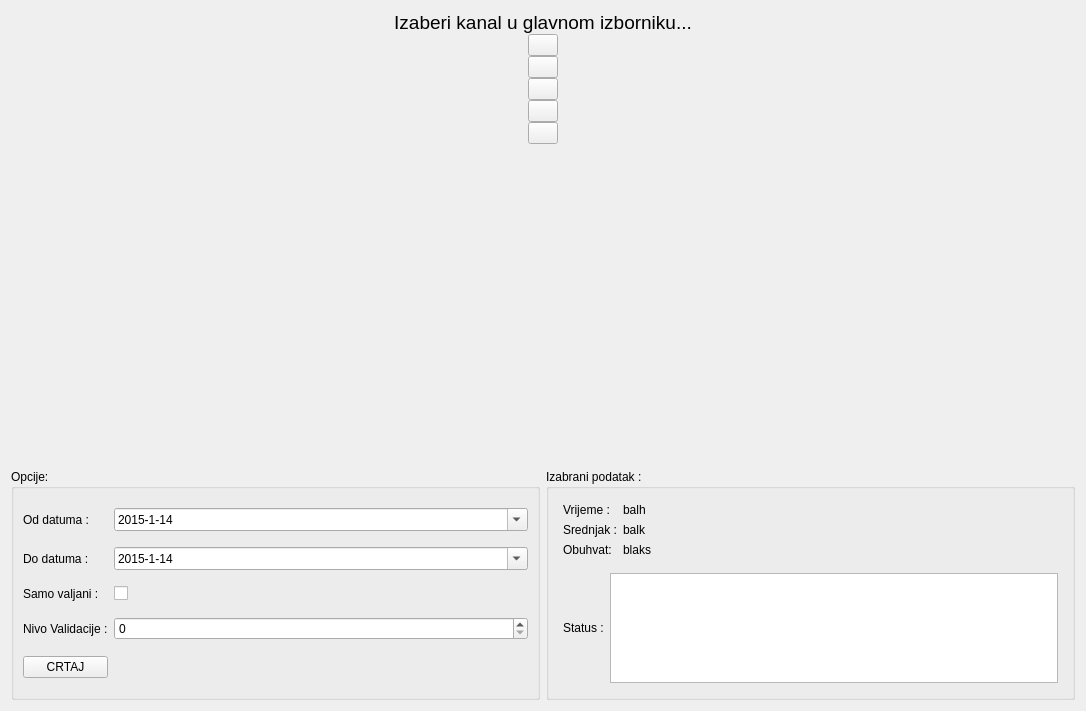
Above: app/view/ui_files/visednevni_prikaz.ui from kluksa/kontrola-podataka before the change. Below: the same form after it.
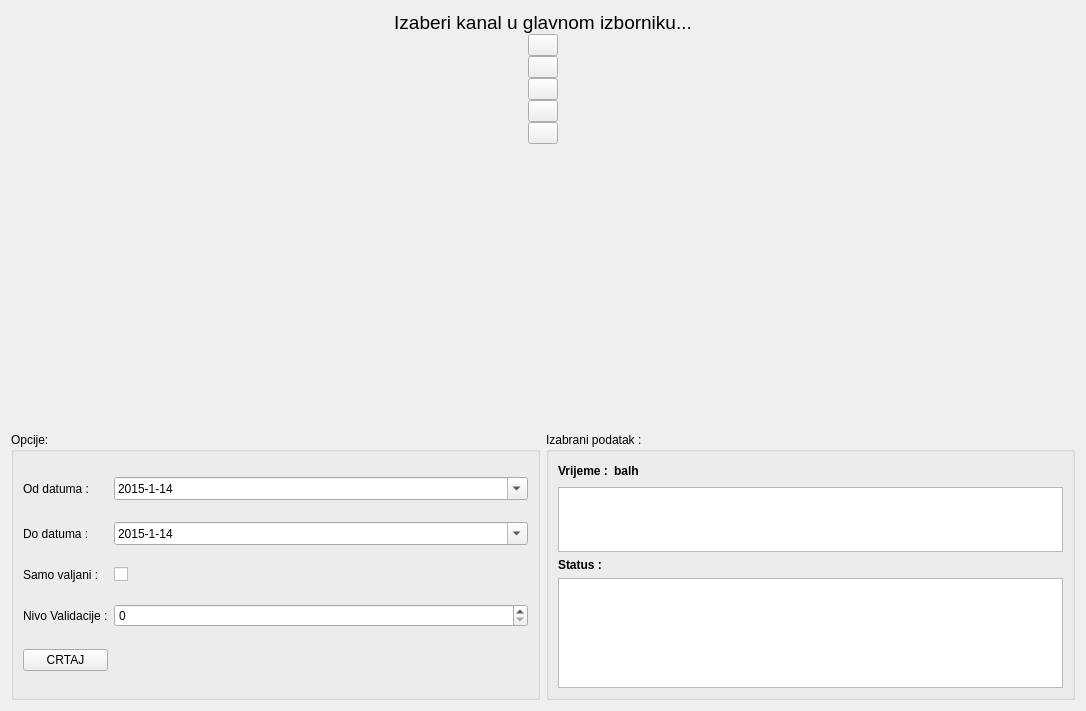
That is the form after the change.

Diff of the .ui file:
```diff
--- a/app/view/ui_files/visednevni_prikaz.ui
+++ b/app/view/ui_files/visednevni_prikaz.ui
@@ -295,50 +295,11 @@
        </property>
        <layout class="QVBoxLayout" name="verticalLayout_4">
         <item>
-         <layout class="QGridLayout" name="gridLayout">
-          <property name="margin">
-           <number>5</number>
+         <layout class="QHBoxLayout" name="horizontalLayout_3">
+          <property name="topMargin">
+           <number>0</number>
           </property>
-          <item row="1" column="0">
-           <widget class="QLabel" name="label_5">
-            <property name="sizePolicy">
-             <sizepolicy hsizetype="Minimum" vsizetype="Preferred">
-              <horstretch>0</horstretch>
-              <verstretch>0</verstretch>
-             </sizepolicy>
-            </property>
-            <property name="text">
-             <string>Srednjak :</string>
-            </property>
-           </widget>
-          </item>
-          <item row="1" column="1">
-           <widget class="QLabel" name="labelAverage">
-            <property name="sizePolicy">
-             <sizepolicy hsizetype="MinimumExpanding" vsizetype="Preferred">
-              <horstretch>0</horstretch>
-              <verstretch>0</verstretch>
-             </sizepolicy>
-            </property>
-            <property name="text">
-             <string>balk</string>
-            </property>
-           </widget>
-          </item>
-          <item row="0" column="1">
-           <widget class="QLabel" name="labelVrijeme">
-            <property name="sizePolicy">
-             <sizepolicy hsizetype="MinimumExpanding" vsizetype="Preferred">
-              <horstretch>0</horstretch>
-              <verstretch>0</verstretch>
-             </sizepolicy>
-            </property>
-            <property name="text">
-             <string>balh</string>
-            </property>
-           </widget>
-          </item>
-          <item row="0" column="0">
+          <item>
            <widget class="QLabel" name="label_9">
             <property name="sizePolicy">
              <sizepolicy hsizetype="Minimum" vsizetype="Preferred">
@@ -346,44 +307,67 @@
               <verstretch>0</verstretch>
              </sizepolicy>
             </property>
+            <property name="font">
+             <font>
+              <weight>75</weight>
+              <bold>true</bold>
+             </font>
+            </property>
             <property name="text">
              <string>Vrijeme :</string>
             </property>
            </widget>
           </item>
-          <item row="2" column="0">
-           <widget class="QLabel" name="label_7">
-            <property name="sizePolicy">
-             <sizepolicy hsizetype="Minimum" vsizetype="Preferred">
-              <horstretch>0</horstretch>
-              <verstretch>0</verstretch>
-             </sizepolicy>
-            </property>
-            <property name="text">
-             <string>Obuhvat: </string>
-            </property>
-           </widget>
-          </item>
-          <item row="2" column="1">
-           <widget class="QLabel" name="labelObuhvat">
+          <item>
+           <widget class="QLabel" name="labelVrijeme">
             <property name="sizePolicy">
              <sizepolicy hsizetype="MinimumExpanding" vsizetype="Preferred">
               <horstretch>0</horstretch>
               <verstretch>0</verstretch>
              </sizepolicy>
             </property>
+            <property name="font">
+             <font>
+              <weight>75</weight>
+              <bold>true</bold>
+             </font>
+            </property>
             <property name="text">
-             <string>blaks</string>
+             <string>balh</string>
             </property>
            </widget>
           </item>
+          <item>
+           <spacer name="horizontalSpacer">
+            <property name="orientation">
+             <enum>Qt::Horizontal</enum>
+            </property>
+            <property name="sizeHint" stdset="0">
+             <size>
+              <width>40</width>
+              <height>20</height>
+             </size>
+            </property>
+           </spacer>
+          </item>
          </layout>
         </item>
         <item>
-         <layout class="QHBoxLayout" name="horizontalLayout_3">
-          <property name="margin">
-           <number>5</number>
+         <widget class="QTableView" name="restAgregiraniView">
+          <property name="sizePolicy">
+           <sizepolicy hsizetype="Expanding" vsizetype="Fixed">
+            <horstretch>0</horstretch>
+            <verstretch>0</verstretch>
+           </sizepolicy>
           </property>
+          <property name="maximumSize">
+           <size>
+            <width>16777215</width>
+            <height>65</height>
+           </size>
+          </property>
+         </widget>
+        </item>
           <item>
            <widget class="QLabel" name="label_11">
             <property name="sizePolicy">
@@ -392,6 +376,12 @@
               <verstretch>0</verstretch>
              </sizepolicy>
             </property>
+          <property name="font">
+           <font>
+            <weight>75</weight>
+            <bold>true</bold>
+           </font>
+          </property>
             <property name="text">
              <string>Status :</string>
             </property>
@@ -418,8 +408,6 @@
              <bool>false</bool>
             </attribute>
            </widget>
-          </item>
-         </layout>
         </item>
        </layout>
       </widget>
```
Lines whose indentation alone changed are shown as unchanged.
